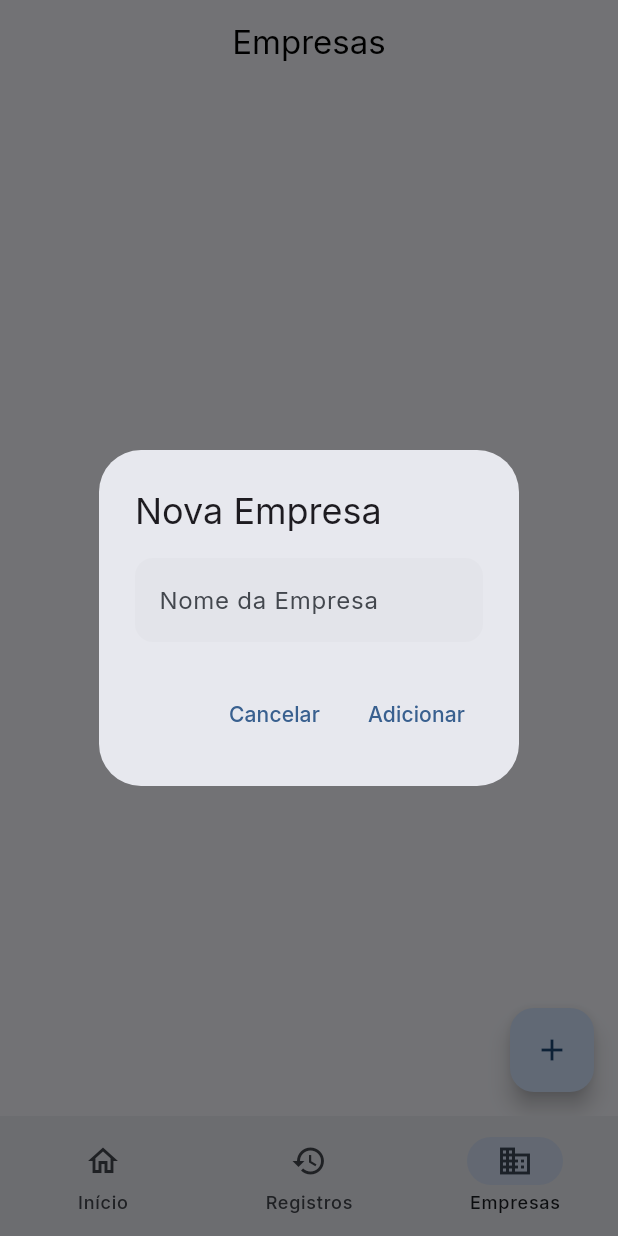
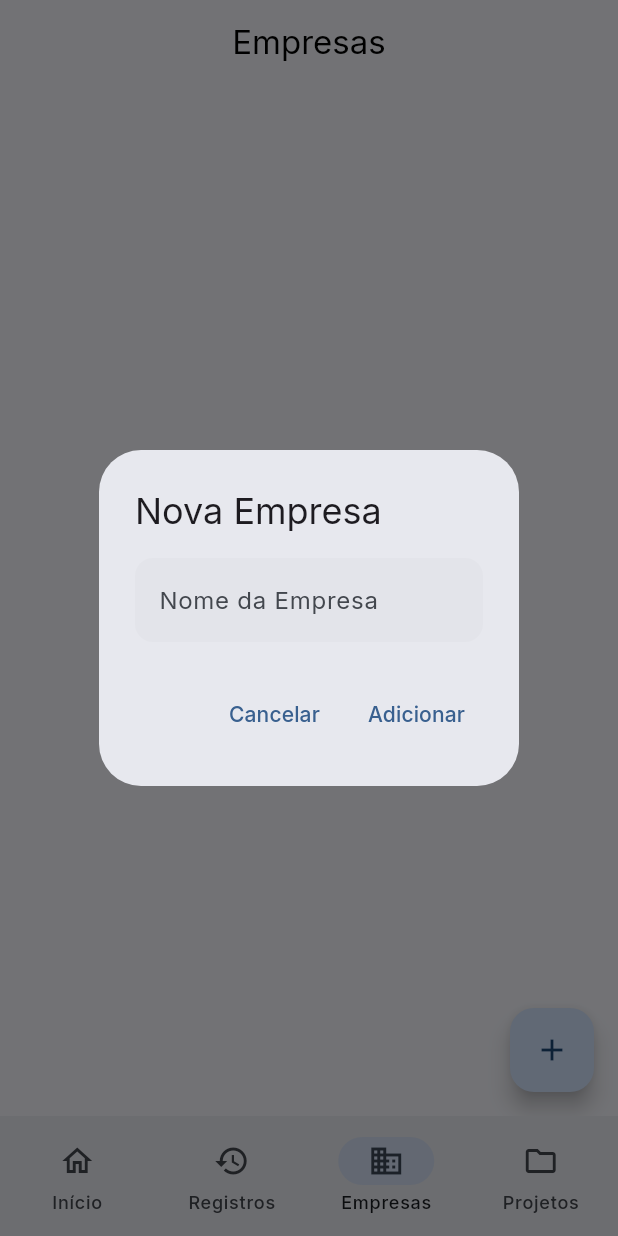
Before and after one commit to victorarielgarcia/point_marker_app, a Flutter app: the screen it shows after launch, item 3 of the bottom bar chosen, after a tap on the "add" icon, on a phone screen of 412 x 824 dp. Run offline on Flutter 3.47's test engine with Material 3 defaults, Android fonts, the phone set to English and light mode, and no system bars; our stand-ins replace flutter_local_notifications, geolocator, google_fonts, permission_handler, shared_preferences.

Commit message:
Added projects

```diff
--- a/lib/main.dart
+++ b/lib/main.dart
@@ -5,6 +5,7 @@ import 'providers/app_provider.dart';
 import 'screens/home_screen.dart';
 import 'screens/records_screen.dart';
 import 'screens/companies_screen.dart';
+import 'screens/projects_screen.dart';
 import 'screens/add_retroactive_record_screen.dart';
 
 void main() {
@@ -129,6 +130,7 @@ class _MainScreenState extends State<MainScreen> {
           HomeScreen(),
           RecordsScreen(),
           CompaniesScreen(),
+          ProjectsScreen(),
         ],
       ),
       bottomNavigationBar: NavigationBar(
@@ -154,6 +156,11 @@ class _MainScreenState extends State<MainScreen> {
             selectedIcon: Icon(Icons.business),
             label: 'Empresas',
           ),
+          NavigationDestination(
+            icon: Icon(Icons.folder_outlined),
+            selectedIcon: Icon(Icons.folder),
+            label: 'Projetos',
+          ),
         ],
       ),
     );
--- /dev/null
+++ b/lib/models/project.dart
@@ -0,0 +1,27 @@
+class Project {
+  final String id;
+  final String name;
+  final String companyId;
+
+  Project({
+    required this.id,
+    required this.name,
+    required this.companyId,
+  });
+
+  Map<String, dynamic> toJson() {
+    return {
+      'id': id,
+      'name': name,
+      'companyId': companyId,
+    };
+  }
+
+  factory Project.fromJson(Map<String, dynamic> json) {
+    return Project(
+      id: json['id'],
+      name: json['name'],
+      companyId: json['companyId'],
+    );
+  }
+}
--- a/lib/models/time_record.dart
+++ b/lib/models/time_record.dart
@@ -2,6 +2,8 @@ class TimeRecord {
   final String id;
   final String companyId;
   final String companyName;
+  final String projectId;
+  final String projectName;
   final String type; // 'entrada' ou 'saída'
   final DateTime timestamp;
   final double latitude;
@@ -12,6 +14,8 @@ class TimeRecord {
     required this.id,
     required this.companyId,
     required this.companyName,
+    required this.projectId,
+    required this.projectName,
     required this.type,
     required this.timestamp,
     required this.latitude,
@@ -24,6 +28,8 @@ class TimeRecord {
       'id': id,
       'companyId': companyId,
       'companyName': companyName,
+      'projectId': projectId,
+      'projectName': projectName,
       'type': type,
       'timestamp': timestamp.toIso8601String(),
       'latitude': latitude,
@@ -37,6 +43,8 @@ class TimeRecord {
       id: json['id'],
       companyId: json['companyId'],
       companyName: json['companyName'],
+      projectId: json['projectId'],
+      projectName: json['projectName'],
       type: json['type'],
       timestamp: DateTime.parse(json['timestamp']),
       latitude: json['latitude'],
--- a/lib/screens/add_retroactive_record_screen.dart
+++ b/lib/screens/add_retroactive_record_screen.dart
@@ -302,6 +302,9 @@ class _AddRetroactiveRecordScreenState
 
                             await provider.addRetroactiveRecord(
                               _selectedCompany!,
+                              provider
+                                  .getProjectsByCompany(_selectedCompany!.id)
+                                  .first,
                               _selectedType,
                               _selectedDate,
                               position.latitude,
--- a/lib/screens/home_screen.dart
+++ b/lib/screens/home_screen.dart
@@ -3,6 +3,7 @@ import 'package:provider/provider.dart';
 import '../providers/app_provider.dart';
 import '../widgets/hold_button.dart';
 import '../models/company.dart';
+import '../models/project.dart';
 import 'package:intl/intl.dart';
 
 class HomeScreen extends StatelessWidget {
@@ -103,8 +104,42 @@ class HomeScreen extends StatelessWidget {
                             }).toList(),
                             onChanged: (company) {
                               provider.setSelectedCompany(company);
+                              provider.setSelectedProject(null);
                             },
                           ),
+                          if (provider.selectedCompany != null) ...[
+                            const SizedBox(height: 16),
+                            DropdownButtonFormField<Project>(
+                              value: provider.selectedProject,
+                              decoration: InputDecoration(
+                                hintText: 'Selecione um projeto',
+                                prefixIcon: Icon(
+                                  Icons.folder_outlined,
+                                  color: Theme.of(context).primaryColor,
+                                ),
+                                border: OutlineInputBorder(
+                                  borderRadius: BorderRadius.circular(12),
+                                  borderSide: BorderSide.none,
+                                ),
+                                filled: true,
+                                fillColor: Theme.of(context)
+                                    .primaryColor
+                                    .withOpacity(0.05),
+                              ),
+                              items: provider
+                                  .getProjectsByCompany(
+                                      provider.selectedCompany!.id)
+                                  .map((project) {
+                                return DropdownMenuItem(
+                                  value: project,
+                                  child: Text(project.name),
+                                );
+                              }).toList(),
+                              onChanged: (project) {
+                                provider.setSelectedProject(project);
+                              },
+                            ),
+                          ],
                         ],
                       ),
                     ),
@@ -185,9 +220,7 @@ class HomeScreen extends StatelessWidget {
                           children: [
                             HoldButton(
                               isEntry: isEntry,
-                              onComplete: () => provider.markTime(
-                                isEntry ? 'entrada' : 'saida',
-                              ),
+                              onComplete: () => provider.markTime(),
                             ),
                             const SizedBox(height: 24),
                             Container(
```
Also changed, not shown: lib/providers/app_provider.dart (+122 -8 lines), lib/screens/projects_screen.dart (added, +214 -0 lines), lib/screens/records_screen.dart (+11 -0 lines).
